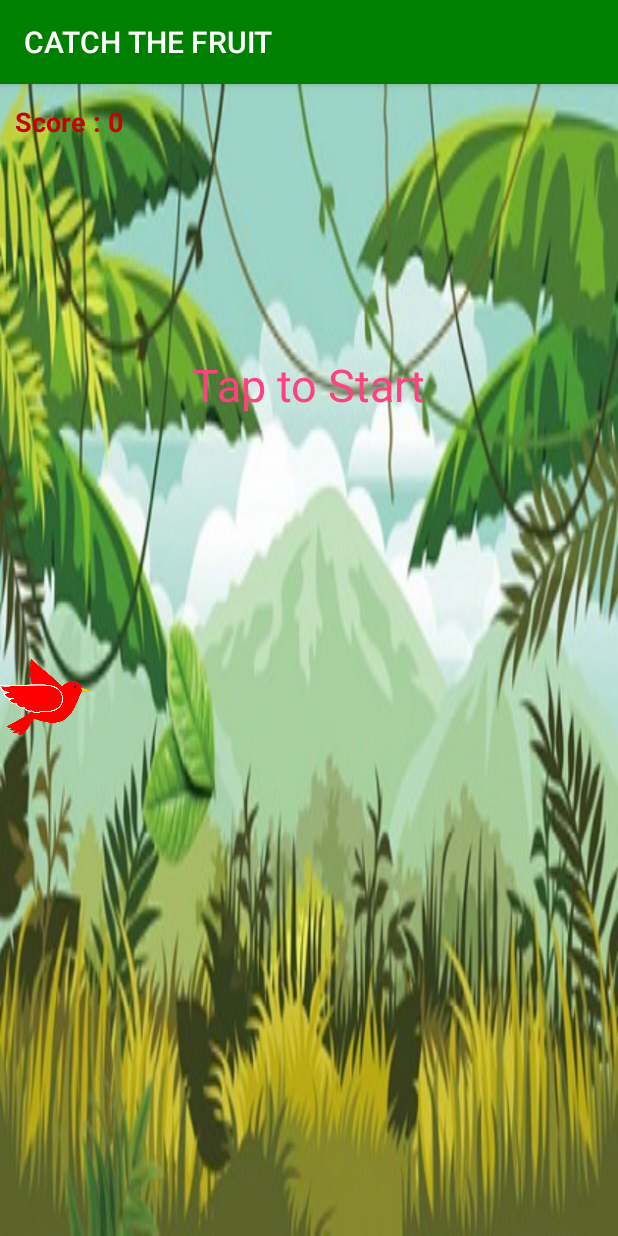
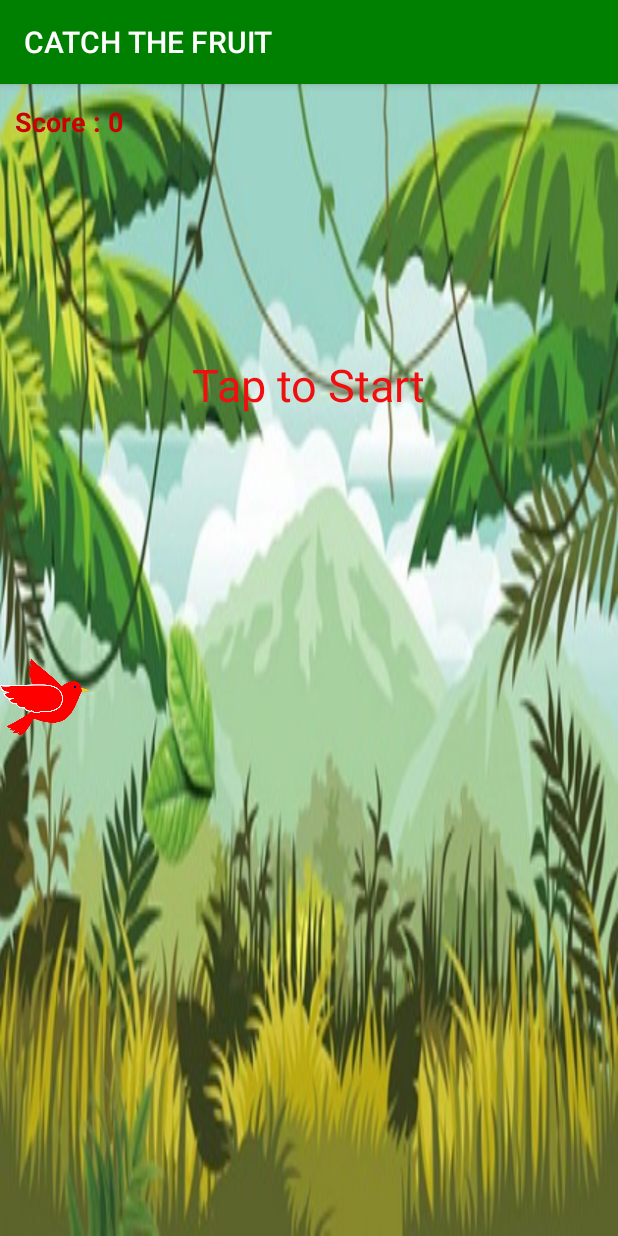
Before and after one commit to Saurav05ui/catch-the-fruit, an Android app: the MainActivity screen opened directly, with no data from a screen before it, on a phone screen of 412 x 824 dp. Run offline under Robolectric (Android 15) with nearby library versions, the light colour scheme and no system bars.

Commit message:
Color & Readme updated.

```diff
--- a/app/src/main/res/layout/activity_main.xml
+++ b/app/src/main/res/layout/activity_main.xml
@@ -30,7 +30,7 @@
             android:layout_gravity="center_horizontal"
             android:layout_marginTop="130dp"
             android:text="Tap to Start"
-            android:textColor="@color/colorAccent"
+            android:textColor="@color/colorRed"
             android:textSize="30sp" />
 
         <ImageView
@@ -49,7 +49,7 @@
         <ImageView
             android:id="@+id/bullet"
             android:layout_width="40dp"
-            android:layout_height="40dp"
+            android:layout_height="39dp"
             android:src="@drawable/bullet" />
 
         <ImageView
```
Also changed, not shown: 1 other file.
